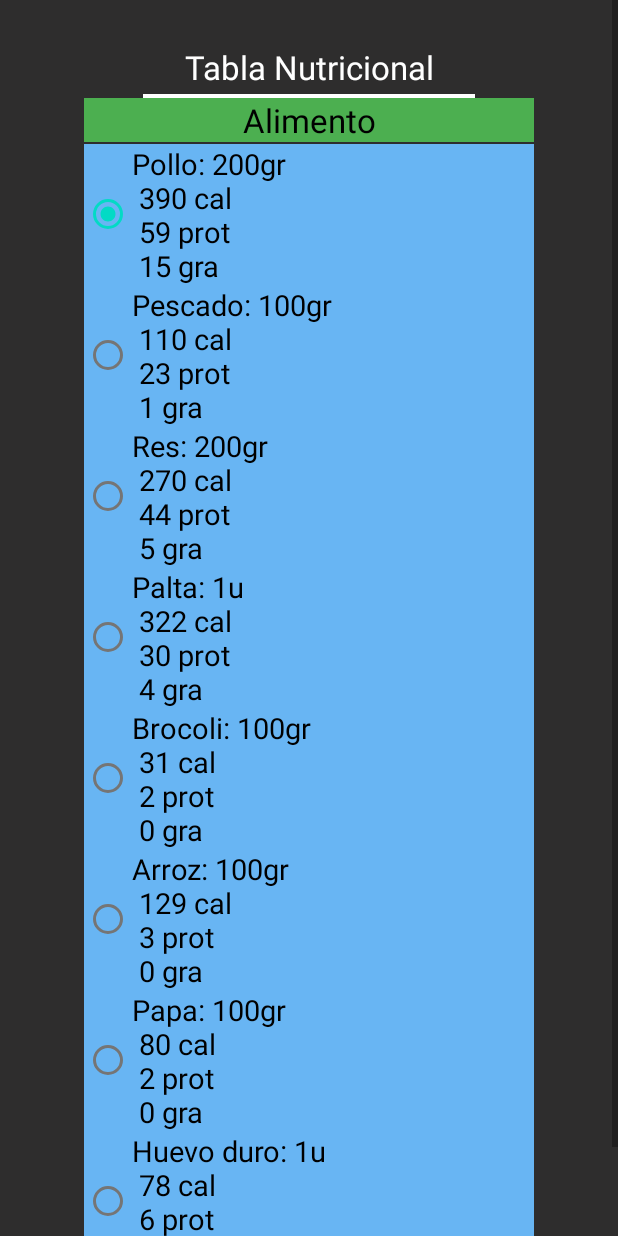
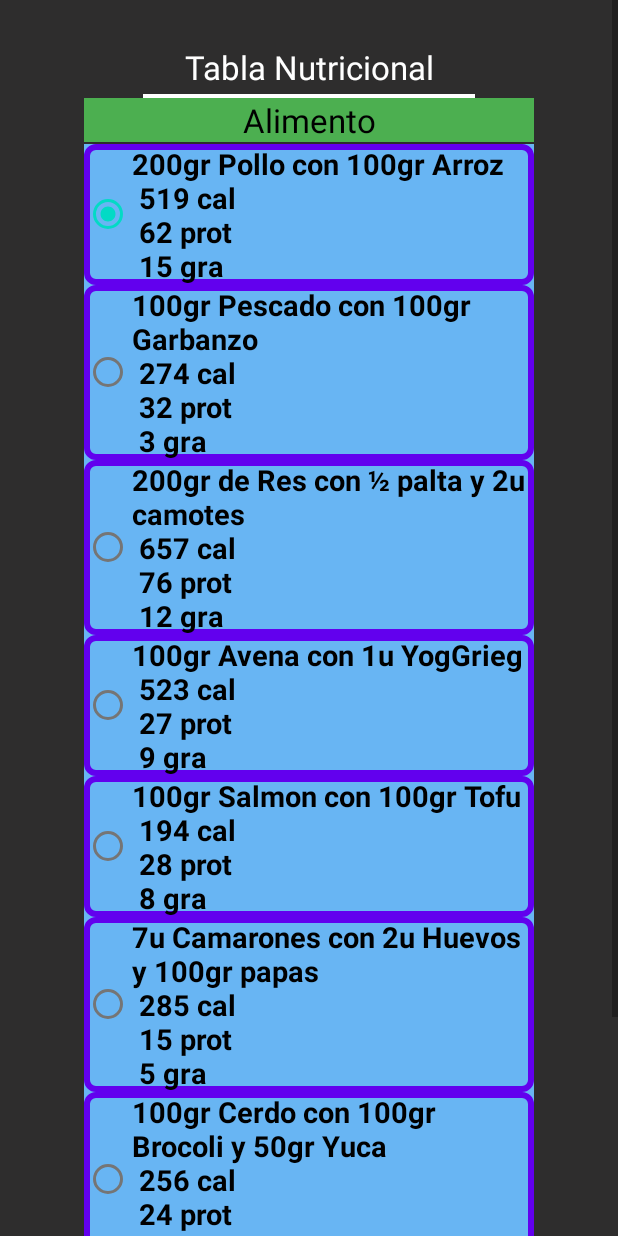
Before and after one commit to Priset/AppGym, an Android app: the NutritionalTableActivity screen opened directly, with no data from a screen before it, on a phone screen of 412 x 824 dp. Run offline under Robolectric (Android 15) with nearby library versions, the light colour scheme and no system bars.

Commit message:
16/12/2022 1:04am finish my work recycle view and nutritional table last commit

```diff
--- a/app/src/main/java/com/grupoe/runconcola/activity/NutritionalTableActivity.kt
+++ b/app/src/main/java/com/grupoe/runconcola/activity/NutritionalTableActivity.kt
@@ -2,6 +2,7 @@ package com.grupoe.runconcola.activity
 
 import androidx.appcompat.app.AppCompatActivity
 import android.os.Bundle
+import android.view.View
 import android.widget.Toast
 import com.grupoe.runconcola.databinding.ActivityNutritionalTableBinding
 
@@ -15,19 +16,13 @@ class NutritionalTableActivity : AppCompatActivity() {
         val view = binding.root
         setContentView(view)
 
+    }
+    fun superavit(view: View){
+        Toast.makeText(this, "Superavit Calórico", Toast.LENGTH_LONG).show()
 
-        binding.optionChiken.setOnClickListener{
-            Toast.makeText(this, "Deficit Calórico", Toast.LENGTH_SHORT).show()
-        }
-        binding.optionAvocado.setOnClickListener{
-            Toast.makeText(this, "Superavit Calórico", Toast.LENGTH_SHORT).show()
-        }
-        binding.optionEgg.setOnClickListener{
-            Toast.makeText(this, "Superavit Calórico", Toast.LENGTH_SHORT).show()
-        }
-        binding.optionBroccoli.setOnClickListener{
-            Toast.makeText(this, "Deficit Calórico", Toast.LENGTH_SHORT).show()
-        }
     }
 
+    fun deficit(view: View) {
+        Toast.makeText(this, "Deficit Calórico", Toast.LENGTH_LONG).show()
+    }
 }
--- a/app/src/main/java/com/grupoe/runconcola/adapter/AvailableOptionsAdapter.kt
+++ b/app/src/main/java/com/grupoe/runconcola/adapter/AvailableOptionsAdapter.kt
@@ -4,11 +4,9 @@ import android.content.Context
 import android.content.Intent
 import android.view.LayoutInflater
 import android.view.ViewGroup
-import androidx.core.content.ContextCompat.startActivity
 import androidx.recyclerview.widget.RecyclerView
 import com.grupoe.runconcola.activity.GymNotesActivity
 import com.grupoe.runconcola.activity.NutritionalTableActivity
-import com.grupoe.runconcola.activity.OptionsRecycleActivity
 import com.grupoe.runconcola.activity.armsActivity.ExerciseArmsActivity
 import com.grupoe.runconcola.activity.backActivity.ExerciseBackActivity
 import com.grupoe.runconcola.activity.chestActivity.ExerciseChestActivity
--- /dev/null
+++ b/app/src/main/java/com/grupoe/runconcola/dataClasses/Food.kt
@@ -0,0 +1,5 @@
+package com.grupoe.runconcola.dataClasses
+
+data class Food(
+    val dish:String
+)
--- a/app/src/main/java/com/grupoe/runconcola/dataClasses/Muscle.kt
+++ b/app/src/main/java/com/grupoe/runconcola/dataClasses/Muscle.kt
@@ -1,11 +1,10 @@
 package com.grupoe.runconcola.dataClasses
 
-import android.graphics.drawable.Drawable
 
 data class Muscle (
     var type: String,
-    var image: Int,
-    var listExercise: List<Exercise>
+    var image: Int
+
 
 )
 
--- /dev/null
+++ b/app/src/main/res/drawable/table_style.xml
@@ -0,0 +1,11 @@
+<?xml version="1.0" encoding="utf-8"?>
+<shape xmlns:android="http://schemas.android.com/apk/res/android"
+    android:shape="rectangle">
+    <corners
+        android:radius="6dp" />
+    <stroke
+        android:color="@color/purple_500"
+        android:width="4dp"
+        />
+
+</shape>
--- a/app/src/main/res/layout/activity_nutritional_table.xml
+++ b/app/src/main/res/layout/activity_nutritional_table.xml
@@ -3,7 +3,7 @@
     xmlns:app="http://schemas.android.com/apk/res-auto"
     xmlns:tools="http://schemas.android.com/tools"
     android:layout_width="match_parent"
-    android:layout_height="match_parent"
+    android:layout_height="wrap_content"
     android:background="@color/background_one"
     tools:context=".activity.NutritionalTableActivity">
 
@@ -40,7 +40,6 @@
                 app:layout_constraintTop_toBottomOf="@id/text_nutritional_table" />
 
 
-
             <TextView
                 android:id="@+id/text_aliment"
                 android:layout_width="@dimen/X300X"
@@ -60,77 +59,101 @@
                 android:layout_width="@dimen/X300X"
                 android:layout_height="wrap_content"
                 android:layout_marginTop="@dimen/X1X"
+                android:layout_marginBottom="@dimen/X40X"
                 android:background="@color/button_two"
                 app:layout_constraintEnd_toEndOf="parent"
                 app:layout_constraintStart_toStartOf="parent"
-            app:layout_constraintTop_toBottomOf="@+id/text_aliment"
-                android:layout_marginBottom="@dimen/X40X">
+                app:layout_constraintTop_toBottomOf="@+id/text_aliment">
 
                 <RadioButton
                     android:id="@+id/option_Chiken"
-                android:layout_width="wrap_content"
+                    android:layout_width="@dimen/X300X"
                     android:layout_height="wrap_content"
+                    android:background="@drawable/table_style"
                     android:checked="true"
                     android:text="@string/chiken"
                     android:textColor="@color/black"
-                android:textSize="@dimen/S19S" />
+                    android:textSize="@dimen/S19S"
+                    android:textStyle="bold"
+                    android:onClick="deficit"/>
 
                 <RadioButton
                     android:id="@+id/option_fish"
-                android:layout_width="match_parent"
+                    android:layout_width="@dimen/X300X"
                     android:layout_height="wrap_content"
+                    android:background="@drawable/table_style"
                     android:text="@string/fish"
                     android:textColor="@color/black"
-                android:textSize="@dimen/S19S" />
+                    android:textSize="@dimen/S19S"
+                    android:textStyle="bold"
+                    android:onClick="deficit"/>
 
                 <RadioButton
                     android:id="@+id/option_Cow"
-                    android:layout_width="wrap_content"
+                    android:layout_width="@dimen/X300X"
                     android:layout_height="wrap_content"
+                    android:background="@drawable/table_style"
                     android:text="@string/cow"
                     android:textColor="@color/black"
-                    android:textSize="@dimen/S19S" />
+                    android:textSize="@dimen/S19S"
+                    android:textStyle="bold"
+                    android:onClick="superavit"/>
 
                 <RadioButton
-                android:id="@+id/option_Avocado"
-                android:layout_width="wrap_content"
+                    android:id="@+id/option_Avena"
+                    android:layout_width="@dimen/X300X"
                     android:layout_height="wrap_content"
-                android:text="@string/avocado"
+                    android:background="@drawable/table_style"
+                    android:text="@string/avena"
                     android:textColor="@color/black"
-                android:textSize="@dimen/S19S" />
+                    android:textSize="@dimen/S19S"
+                    android:textStyle="bold"
+                    android:onClick="superavit"/>
 
                 <RadioButton
-                android:id="@+id/option_broccoli"
-                android:layout_width="wrap_content"
+                    android:id="@+id/option_salmon"
+                    android:layout_width="@dimen/X300X"
                     android:layout_height="wrap_content"
-                android:text="@string/broccoli"
+                    android:background="@drawable/table_style"
+                    android:text="@string/salmon"
                     android:textColor="@color/black"
-                android:textSize="@dimen/S19S" />
+                    android:textSize="@dimen/S19S"
+                    android:textStyle="bold"
+                    android:onClick="deficit"/>
 
                 <RadioButton
-                android:id="@+id/option_rice"
-                android:layout_width="wrap_content"
+                    android:id="@+id/option_shrimp"
+                    android:layout_width="@dimen/X300X"
                     android:layout_height="wrap_content"
-                android:text="@string/rice"
+                    android:background="@drawable/table_style"
+                    android:text="@string/shrimp"
                     android:textColor="@color/black"
-                android:textSize="@dimen/S19S" />
+                    android:textSize="@dimen/S19S"
+                    android:textStyle="bold"
+                    android:onClick="deficit"/>
 
                 <RadioButton
-                android:id="@+id/option_potato"
-                android:layout_width="wrap_content"
+                    android:id="@+id/option_pork"
+                    android:layout_width="@dimen/X300X"
                     android:layout_height="wrap_content"
-                android:text="@string/potato"
+                    android:background="@drawable/table_style"
+                    android:text="@string/pork"
                     android:textColor="@color/black"
-                android:textSize="@dimen/S19S" />
+                    android:textSize="@dimen/S19S"
+                    android:textStyle="bold"
+                    android:onClick="deficit"/>
 
                 <RadioButton
-                android:id="@+id/option_egg"
-                android:layout_width="wrap_content"
+                    android:id="@+id/option_pasta"
+                    android:layout_width="@dimen/X300X"
                     android:layout_height="wrap_content"
-                android:text="@string/egg"
+                    android:layout_marginBottom="@dimen/X40X"
+                    android:background="@drawable/table_style"
+                    android:text="@string/pasta"
                     android:textColor="@color/black"
                     android:textSize="@dimen/S19S"
-                    android:layout_marginBottom="@dimen/X40X"/>
+                    android:textStyle="bold"
+                    android:onClick="superavit"/>
 
             </RadioGroup>
 
--- a/app/src/main/res/values/strings.xml
+++ b/app/src/main/res/values/strings.xml
@@ -54,17 +54,19 @@
     <string name="triceps_dips">Fondos de tríceps</string>
     <string name="biceps_curl2">Curl de bíceps con mancuernas</string>
     <string name="shoulder_press">Press de hombros</string>
+    <string name="exercise_back">Espalda</string>
 
-    <string name="exercise_back">Espalda</string>
+
     <string name="aliment">Alimento</string>
-    <string name="chiken">Pollo:       200gr \n 390 cal \n 59 prot \n 15 gra</string>
-    <string name="fish">Pescado:     100gr \n 110 cal \n 23 prot \n 1 gra</string>
-    <string name="cow">Res:       200gr \n 270 cal \n 44 prot \n 5 gra</string>
-    <string name="avocado">Palta:       1u \n 322 cal \n 30 prot \n 4 gra</string>
-    <string name="broccoli">Brocoli:       100gr \n 31 cal \n 2 prot \n 0 gra</string>
-    <string name="rice">Arroz:       100gr \n 129 cal \n 3 prot \n 0 gra</string>
-    <string name="potato">Papa:       100gr \n 80 cal \n 2 prot \n 0 gra</string>
-    <string name="egg">Huevo duro:       1u \n 78 cal \n 6 prot \n 5 gra</string>
+    <string name="chiken">200gr Pollo con 100gr Arroz \n 519 cal \n 62 prot \n 15 gra</string>
+    <string name="fish">100gr Pescado con 100gr Garbanzo \n 274 cal \n 32 prot \n 3 gra</string>
+    <string name="cow">200gr de Res con ½ palta y 2u camotes \n 657 cal \n 76 prot \n 12 gra</string>
+    <string name="avena">100gr Avena con 1u YogGrieg \n 523 cal \n 27 prot \n 9 gra</string>
+    <string name="salmon">100gr Salmon con 100gr Tofu \n 194 cal \n 28 prot \n 8 gra</string>
+    <string name="shrimp">7u Camarones con 2u Huevos y 100gr papas \n 285 cal \n 15 prot \n 5 gra</string>
+    <string name="pork">100gr Cerdo con 100gr Brocoli y 50gr Yuca \n 256 cal \n 24 prot \n 9 gra</string>
+    <string name="pasta">200gr Pollo con 100gr Pasta y 100gr Pepino \n 367 cal \n 35 prot \n 8 gra</string>
+
 
 
     <string name="dead_weight">Peso muerto</string>
```
Also changed, not shown: app/src/main/AndroidManifest.xml (+21 -10 lines), app/src/main/java/com/grupoe/runconcola/activity/OptionsRecycleActivity.kt (+10 -54 lines). Lines whose indentation alone changed are shown as unchanged.
